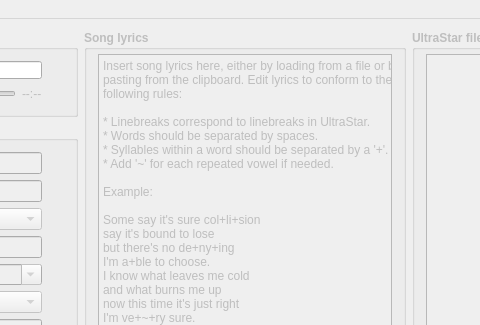
The window that src/QCMainWindow.ui (UltraStar-Deluxe/UltraStar-Creator) describes before a commit, drawn with Qt 5; both pictures show x 255 to 735 and y 0 to 325 of the 1000 by 803 pixel window.
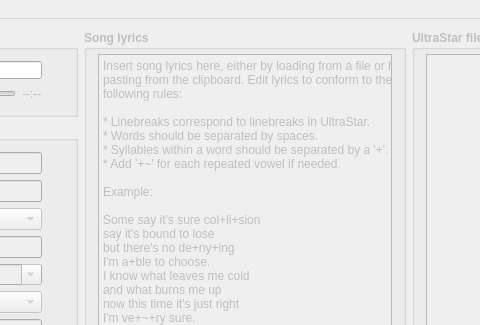
The same window after the commit. Icons and pictures are not drawn.

```diff
--- a/src/QCMainWindow.ui
+++ b/src/QCMainWindow.ui
@@ -2906,7 +2906,7 @@
 * Linebreaks correspond to linebreaks in UltraStar.
 * Words should be separated by spaces.
 * Syllables within a word should be separated by a '+'.
-* Add '~' for each repeated vowel if needed.
+* Add '+~' for each repeated vowel if needed.
 
 Example:
 
```
Left out of the diff: 487 changed lines with no effect on the pictures.
